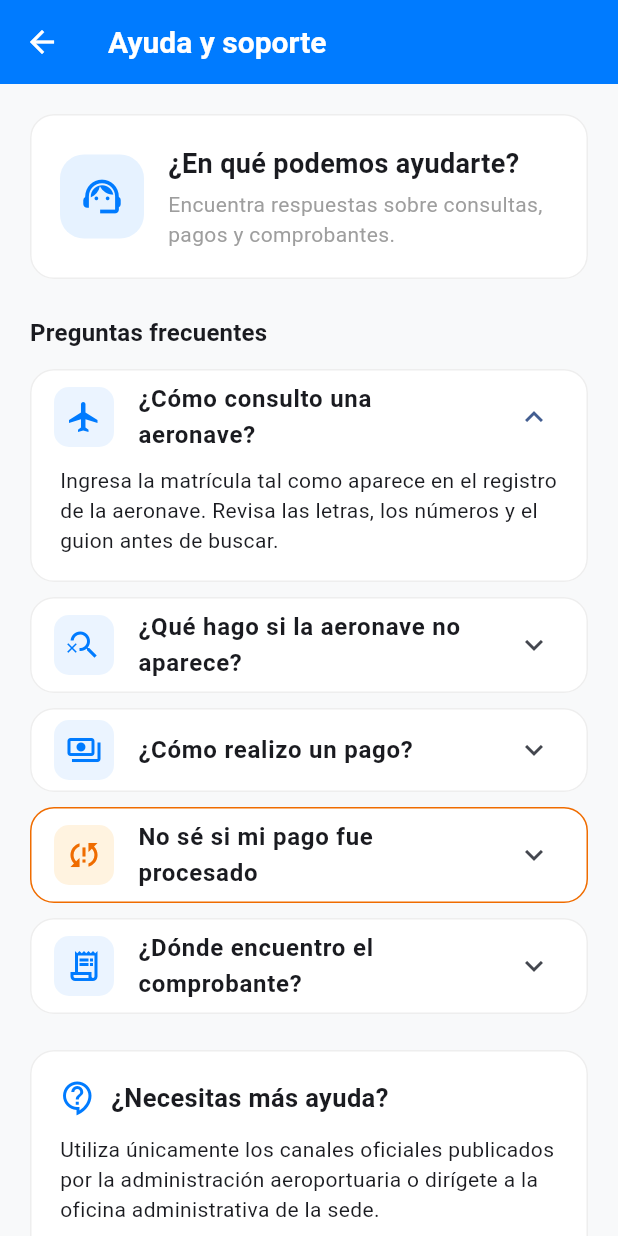
After one commit to josephbesserini1/tesis-impuestos-aeroportuarios, a Flutter app: the HelpScreen screen opened directly, after a tap on "¿Cómo consulto una aeronave?", on a phone screen of 412 x 824 dp. The commit adds this screen. Run offline on Flutter 3.47's test engine with Material 3 defaults, Android fonts, the phone set to English and light mode, and no system bars; our stand-ins replace supabase_flutter; accounts and stored records are empty.

Commit message:
ayuda y soporte

```diff
--- a/app_flutter/lib/screens/admin/admin_home_screen.dart
+++ b/app_flutter/lib/screens/admin/admin_home_screen.dart
@@ -3,6 +3,7 @@ import 'package:supabase_flutter/supabase_flutter.dart';
 
 import '../../models/usuario_admin.dart';
 import '../../theme/app_theme.dart';
+import '../help_screen.dart';
 import 'aeropuertos_screen.dart';
 import 'aeronaves_screen.dart';
 import 'asignaciones_hangar_screen.dart';
@@ -89,6 +90,15 @@ class AdminHomeScreen extends StatelessWidget {
                         onTap: () => Navigator.of(context).push(
                           MaterialPageRoute(
                             builder: (_) => const AeronavesScreen(),
+                          ),
+                        ),
+                      ),
+                      _AdminActionCard(
+                        icon: Icons.help_outline,
+                        label: 'Ayuda y soporte',
+                        onTap: () => Navigator.of(context).push(
+                          MaterialPageRoute(
+                            builder: (_) => const HelpScreen(),
                           ),
                         ),
                       ),
--- /dev/null
+++ b/app_flutter/lib/screens/help_screen.dart
@@ -0,0 +1,295 @@
+import 'package:flutter/material.dart';
+
+import '../theme/app_theme.dart';
+
+class HelpScreen extends StatelessWidget {
+  const HelpScreen({super.key});
+
+  @override
+  Widget build(BuildContext context) {
+    return Scaffold(
+      appBar: AppBar(title: const Text('Ayuda y soporte')),
+      body: SafeArea(
+        child: ListView(
+          padding: const EdgeInsets.all(20),
+          children: [
+            Align(
+              alignment: Alignment.topCenter,
+              child: ConstrainedBox(
+                constraints: const BoxConstraints(maxWidth: 760),
+                child: Column(
+                  crossAxisAlignment: CrossAxisAlignment.stretch,
+                  children: [
+                    const _HelpHeader(),
+                    const SizedBox(height: 24),
+                    Text(
+                      'Preguntas frecuentes',
+                      style: Theme.of(context).textTheme.titleMedium?.copyWith(
+                        fontWeight: FontWeight.bold,
+                      ),
+                    ),
+                    const SizedBox(height: 12),
+                    const _HelpTopicCard(
+                      icon: Icons.flight_outlined,
+                      question: '¿Cómo consulto una aeronave?',
+                      answer:
+                          'Ingresa la matrícula tal como aparece en el registro de la aeronave. Revisa las letras, los números y el guion antes de buscar.',
+                    ),
+                    const SizedBox(height: 10),
+                    const _HelpTopicCard(
+                      icon: Icons.search_off_outlined,
+                      question: '¿Qué hago si la aeronave no aparece?',
+                      answer:
+                          'Verifica la matrícula e inténtalo nuevamente. Si el problema continúa, solicita asistencia a la administración aeroportuaria para confirmar que la aeronave esté registrada.',
+                    ),
+                    const SizedBox(height: 10),
+                    const _HelpTopicCard(
+                      icon: Icons.payments_outlined,
+                      question: '¿Cómo realizo un pago?',
+                      answer:
+                          'Consulta la aeronave, revisa las liquidaciones pendientes, selecciona un método de pago y completa los datos solicitados. Confirma el monto antes de continuar.',
+                    ),
+                    const SizedBox(height: 10),
+                    const _HelpTopicCard(
+                      icon: Icons.sync_problem_outlined,
+                      question: 'No sé si mi pago fue procesado',
+                      answer:
+                          'No realices otro pago de inmediato. Vuelve a consultar la matrícula y verifica si la obligación continúa pendiente. Si tienes dudas, solicita asistencia antes de repetir la operación.',
+                      emphasized: true,
+                    ),
+                    const SizedBox(height: 10),
+                    const _HelpTopicCard(
+                      icon: Icons.receipt_long_outlined,
+                      question: '¿Dónde encuentro el comprobante?',
+                      answer:
+                          'La app muestra el comprobante cuando el pago es aprobado. Anota su número y verifica que la matrícula, el monto y el método de pago sean correctos.',
+                    ),
+                    const SizedBox(height: 24),
+                    const _SupportCard(),
+                    const SizedBox(height: 14),
+                    const _SecurityNotice(),
+                  ],
+                ),
+              ),
+            ),
+          ],
+        ),
+      ),
+    );
+  }
+}
+
+class _HelpHeader extends StatelessWidget {
+  const _HelpHeader();
+
+  @override
+  Widget build(BuildContext context) {
+    return Card(
+      child: Padding(
+        padding: const EdgeInsets.all(20),
+        child: Row(
+          children: [
+            Container(
+              width: 56,
+              height: 56,
+              alignment: Alignment.center,
+              decoration: BoxDecoration(
+                color: AppColors.primary.withValues(alpha: 0.1),
+                borderRadius: BorderRadius.circular(16),
+              ),
+              child: const Icon(
+                Icons.support_agent,
+                color: AppColors.primary,
+                size: 30,
+              ),
+            ),
+            const SizedBox(width: 16),
+            const Expanded(
+              child: Column(
+                crossAxisAlignment: CrossAxisAlignment.start,
+                children: [
+                  Text(
+                    '¿En qué podemos ayudarte?',
+                    style: TextStyle(fontSize: 18, fontWeight: FontWeight.bold),
+                  ),
+                  SizedBox(height: 4),
+                  Text(
+                    'Encuentra respuestas sobre consultas, pagos y comprobantes.',
+                    style: TextStyle(color: Colors.grey),
+                  ),
+                ],
+              ),
+            ),
+          ],
+        ),
+      ),
+    );
+  }
+}
+
+class _HelpTopicCard extends StatelessWidget {
+  final IconData icon;
+  final String question;
+  final String answer;
+  final bool emphasized;
+
+  const _HelpTopicCard({
+    required this.icon,
+    required this.question,
+    required this.answer,
+    this.emphasized = false,
+  });
+
+  @override
+  Widget build(BuildContext context) {
+    return Card(
+      shape: RoundedRectangleBorder(
+        borderRadius: BorderRadius.circular(16),
+        side: BorderSide(
+          color: emphasized ? AppColors.warning : Colors.grey.shade200,
+        ),
+      ),
+      child: ExpansionTile(
+        leading: Container(
+          padding: const EdgeInsets.all(8),
+          decoration: BoxDecoration(
+            color: emphasized
+                ? AppColors.warningBg
+                : AppColors.primary.withValues(alpha: 0.08),
+            borderRadius: BorderRadius.circular(10),
+          ),
+          child: Icon(
+            icon,
+            color: emphasized ? AppColors.warning : AppColors.primary,
+          ),
+        ),
+        title: Text(
+          question,
+          style: const TextStyle(fontWeight: FontWeight.w600),
+        ),
+        childrenPadding: const EdgeInsets.fromLTRB(20, 0, 20, 18),
+        expandedCrossAxisAlignment: CrossAxisAlignment.start,
+        shape: const Border(),
+        collapsedShape: const Border(),
+        children: [Text(answer, style: const TextStyle(height: 1.45))],
+      ),
+    );
+  }
+}
+
+class _SupportCard extends StatelessWidget {
+  const _SupportCard();
+
+  @override
+  Widget build(BuildContext context) {
+    return Card(
+      child: Padding(
+        padding: const EdgeInsets.all(20),
+        child: Column(
+          crossAxisAlignment: CrossAxisAlignment.start,
+          children: [
+            const Row(
+              children: [
+                Icon(Icons.contact_support_outlined, color: AppColors.primary),
+                SizedBox(width: 10),
+                Text(
+                  '¿Necesitas más ayuda?',
+                  style: TextStyle(fontSize: 17, fontWeight: FontWeight.bold),
+                ),
+              ],
+            ),
+            const SizedBox(height: 12),
+            const Text(
+              'Utiliza únicamente los canales oficiales publicados por la administración aeroportuaria o dirígete a la oficina administrativa de la sede.',
+              style: TextStyle(height: 1.45),
+            ),
+            const SizedBox(height: 16),
+            Text(
+              'Ten a la mano:',
+              style: Theme.of(
+                context,
+              ).textTheme.titleSmall?.copyWith(fontWeight: FontWeight.bold),
+            ),
+            const SizedBox(height: 10),
+            const _SupportDataRow(
+              icon: Icons.flight,
+              text: 'Matrícula de la aeronave',
+            ),
+            const _SupportDataRow(
+              icon: Icons.schedule,
+              text: 'Fecha y hora aproximada de la operación',
+            ),
+            const _SupportDataRow(
+              icon: Icons.tag,
+              text: 'Referencia o número de comprobante',
+            ),
+            const _SupportDataRow(
+              icon: Icons.attach_money,
+              text: 'Monto y método de pago',
+            ),
+          ],
+        ),
+      ),
+    );
+  }
+}
+
+class _SupportDataRow extends StatelessWidget {
+  final IconData icon;
+  final String text;
+
+  const _SupportDataRow({required this.icon, required this.text});
+
+  @override
+  Widget build(BuildContext context) {
+    return Padding(
+      padding: const EdgeInsets.only(bottom: 8),
+      child: Row(
+        children: [
+          Icon(icon, size: 18, color: Colors.grey.shade600),
+          const SizedBox(width: 10),
+          Expanded(child: Text(text)),
+        ],
+      ),
+    );
+  }
+}
+
+class _SecurityNotice extends StatelessWidget {
+  const _SecurityNotice();
+
+  @override
+  Widget build(BuildContext context) {
+    return Container(
+      padding: const EdgeInsets.all(16),
+      decoration: BoxDecoration(
+        color: AppColors.warningBg,
+        borderRadius: BorderRadius.circular(16),
+        border: Border.all(color: AppColors.warning.withValues(alpha: 0.35)),
+      ),
+      child: const Row(
+        crossAxisAlignment: CrossAxisAlignment.start,
+        children: [
+          Icon(Icons.shield_outlined, color: AppColors.warning),
+          SizedBox(width: 12),
+          Expanded(
+            child: Column(
+              crossAxisAlignment: CrossAxisAlignment.start,
+              children: [
+                Text(
+                  'Protege tus datos',
+                  style: TextStyle(fontWeight: FontWeight.bold),
+                ),
+                SizedBox(height: 4),
+                Text(
+                  'Nunca compartas contraseñas, códigos de verificación, CVV ni el número completo de tu tarjeta.',
+                  style: TextStyle(height: 1.4),
+                ),
+              ],
+            ),
+          ),
+        ],
+      ),
+    );
+  }
+}
```
Also changed, not shown: 1 other file.
